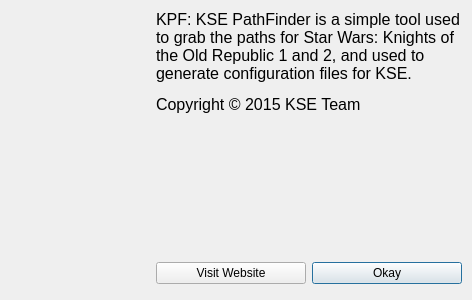
This is src/aboutdialog.ui in WessellUrdata/kpf-qt as Qt 5 draws it before an edit. The edited form follows.
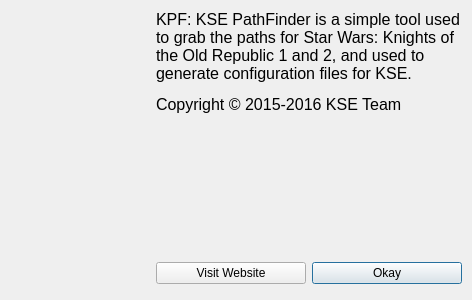
This is the edited form. Icons and pictures are not drawn.

Commit message: fixed build script and logger menu item. Also updated copyright date

```diff
--- a/src/aboutdialog.ui
+++ b/src/aboutdialog.ui
@@ -112,7 +112,7 @@
           <string notr="true">font-size: 16px;</string>
          </property>
          <property name="text">
-          <string>&lt;html&gt;&lt;head/&gt;&lt;body&gt;&lt;p&gt;KPF: KSE PathFinder is a simple tool used to grab the paths for Star Wars: Knights of the Old Republic 1 and 2, and used to generate configuration files for KSE.&lt;/p&gt;&lt;p&gt;Copyright © 2015 KSE Team&lt;/p&gt;&lt;/body&gt;&lt;/html&gt;</string>
+          <string>&lt;html&gt;&lt;head/&gt;&lt;body&gt;&lt;p&gt;KPF: KSE PathFinder is a simple tool used to grab the paths for Star Wars: Knights of the Old Republic 1 and 2, and used to generate configuration files for KSE.&lt;/p&gt;&lt;p&gt;Copyright © 2015-2016 KSE Team&lt;/p&gt;&lt;/body&gt;&lt;/html&gt;</string>
          </property>
          <property name="wordWrap">
           <bool>true</bool>
```
The commit also changes 2 other files.
